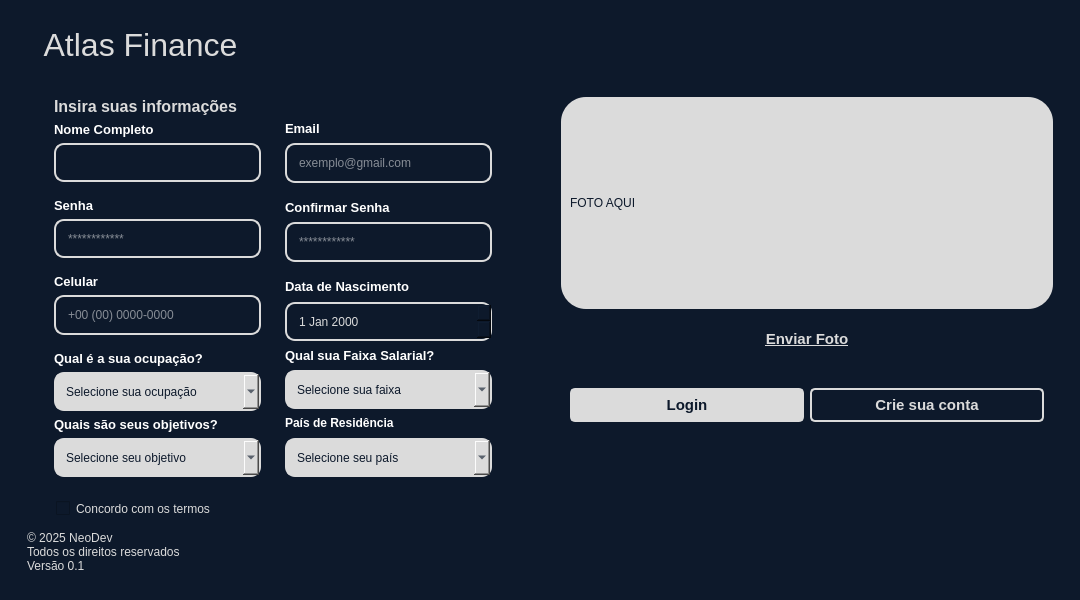
Above: ui/CadastroWindow.ui from kawlu/Atlas-Finance before the change. Below: the same form after it.
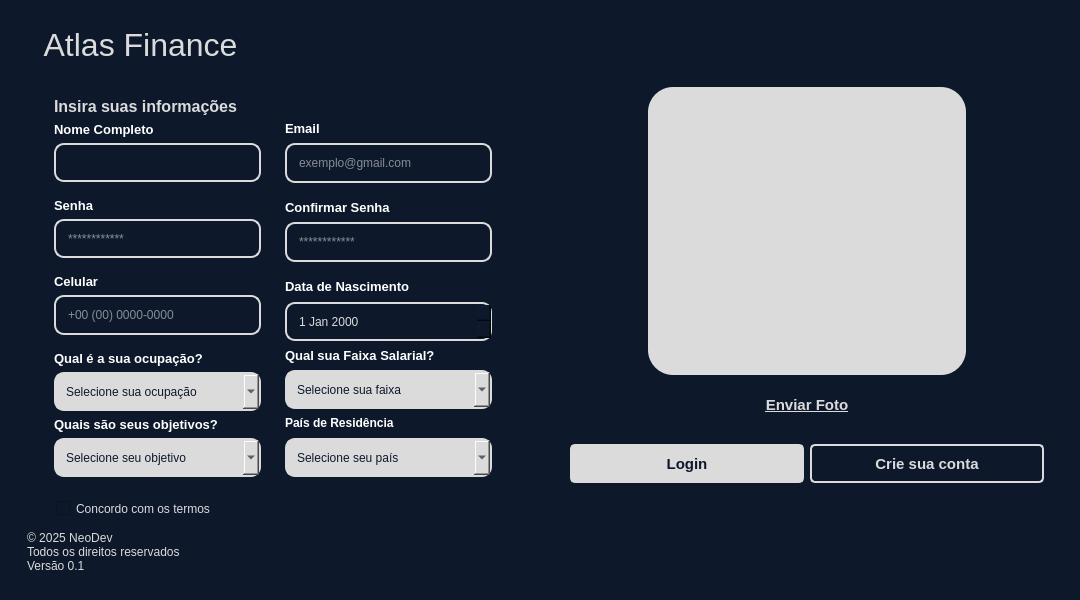
That is the form after the change. Icons and pictures are not drawn.

Commit message: Update foto cadastro

```diff
--- a/ui/CadastroWindow.ui
+++ b/ui/CadastroWindow.ui
@@ -560,9 +560,7 @@
        </size>
       </property>
       <property name="styleSheet">
-       <string notr="true">
-
-</string>
+       <string notr="true"/>
       </property>
       <property name="frameShape">
        <enum>QFrame::NoFrame</enum>
@@ -582,7 +580,7 @@
          <property name="sizeHint" stdset="0">
           <size>
            <width>20</width>
-           <height>70</height>
+           <height>60</height>
           </size>
          </property>
         </spacer>
@@ -596,15 +594,18 @@
           <enum>QFrame::Raised</enum>
          </property>
          <layout class="QVBoxLayout" name="verticalLayout_2">
-          <item>
+          <item alignment="Qt::AlignHCenter">
            <widget class="QFrame" name="frame_foto">
             <property name="styleSheet">
              <string notr="true">background-color: rgb(219, 219, 219);
 
 border-radius: 25px;
 
-color: rgb(13, 25, 43)
-</string>
+color: rgb(13, 25, 43);
+
+min-height: 270px;
+
+min-width: 300px;</string>
             </property>
             <property name="frameShape">
              <enum>QFrame::StyledPanel</enum>
@@ -613,13 +614,16 @@
              <enum>QFrame::Raised</enum>
             </property>
             <layout class="QHBoxLayout" name="horizontalLayout_5">
-             <item>
+             <item alignment="Qt::AlignHCenter">
               <widget class="QLabel" name="lbl_foto">
+               <property name="styleSheet">
+                <string notr="true">color: #0D192B;</string>
+               </property>
                <property name="frameShape">
                 <enum>QFrame::NoFrame</enum>
                </property>
                <property name="text">
-                <string>FOTO AQUI</string>
+                <string>&lt;html&gt;&lt;head/&gt;&lt;body&gt;&lt;p align=&quot;center&quot;&gt;&lt;img src=&quot;:/icons/user_mini.png&quot;/&gt;&lt;/p&gt;&lt;/body&gt;&lt;/html&gt;</string>
                </property>
               </widget>
              </item>
@@ -653,7 +657,6 @@
                 <string notr="true">background-color: none;
 color: rgb(219, 219, 219);
 
-margin-bottom: 10px;
 border-radius: 2px;
 padding: 5px 10px;
 
@@ -718,7 +721,7 @@
 
 border-radius: 5px;
 min-width:100px;
-min-height: 20px;
+min-height: 25px;
 
 font-size: 15px;
 
@@ -746,7 +749,7 @@
 
 border-radius: 5px;
 min-width:100px;
-min-height: 20px;
+min-height: 25px;
 
 font-size: 15px;
 
```
The commit also changes 2 other files.
